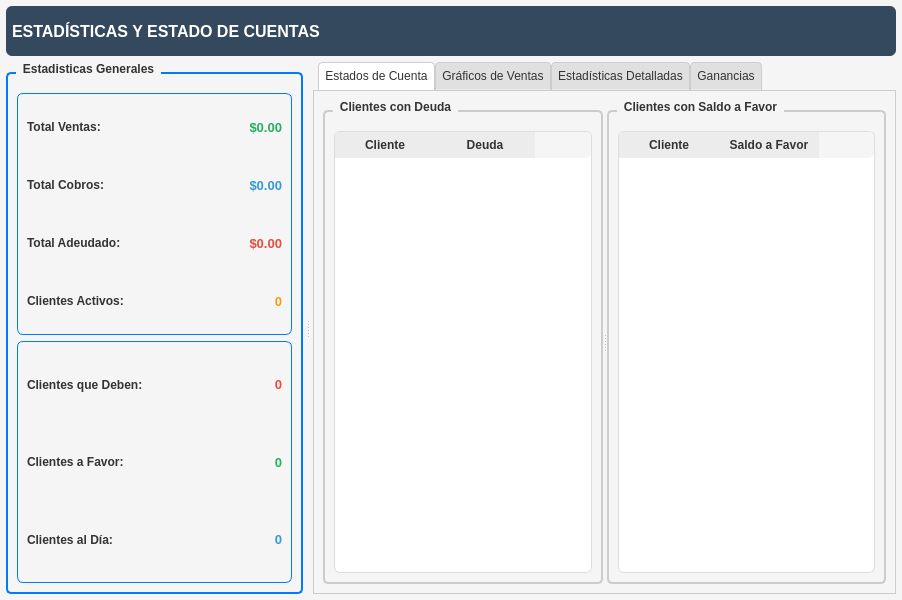
Julian2455/beatmat, file resources/ui/reportes_tab.ui: the form before one commit.
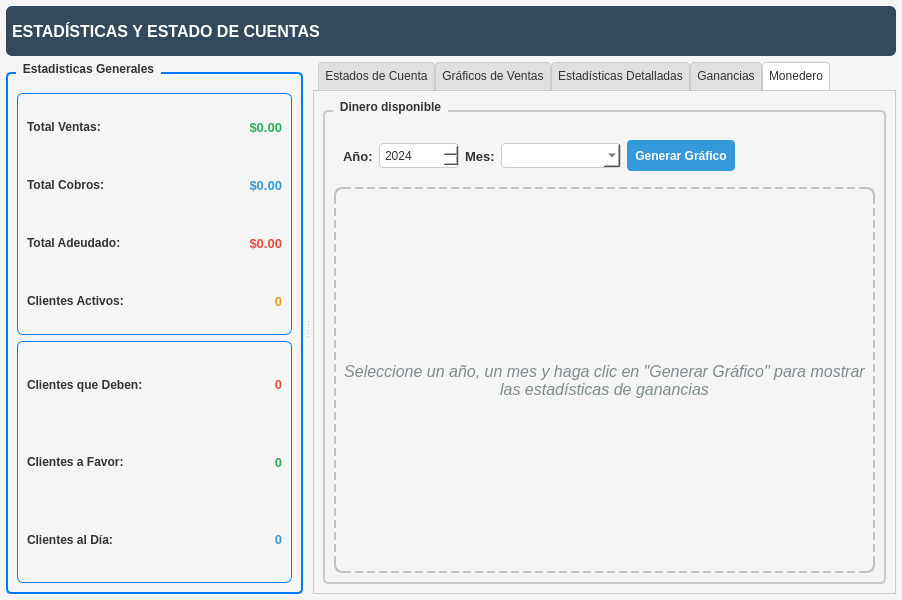
The form after the commit. The open tabs and pages were chosen to show the change.

Commit message: medios de pago, grafico y correccion de errores

```diff
--- a/resources/ui/reportes_tab.ui
+++ b/resources/ui/reportes_tab.ui
@@ -1025,6 +1025,178 @@
            </item>
           </layout>
          </widget>
+         <widget class="QWidget" name="tabMonedero">
+          <attribute name="title">
+           <string>Monedero</string>
+          </attribute>
+          <layout class="QVBoxLayout" name="verticalLayout_monedero">
+           <item>
+            <widget class="QGroupBox" name="groupBoxGraficoMonedero">
+             <property name="title">
+              <string>Dinero disponible</string>
+             </property>
+             <layout class="QVBoxLayout" name="verticalLayout_grafico_monedero">
+              <item>
+               <widget class="QWidget" name="widgetControlMonedero" native="true">
+                <property name="maximumSize">
+                 <size>
+                  <width>16777215</width>
+                  <height>50</height>
+                 </size>
+                </property>
+                <layout class="QHBoxLayout" name="horizontalLayout_control_monedero">
+                 <item>
+                  <widget class="QLabel" name="labelAñoMonedero">
+                   <property name="font">
+                    <font>
+                     <pointsize>10</pointsize>
+                     <bold>true</bold>
+                    </font>
+                   </property>
+                   <property name="text">
+                    <string>Año:</string>
+                   </property>
+                  </widget>
+                 </item>
+                 <item>
+                  <widget class="QSpinBox" name="spinBoxAñoMonedero">
+                   <property name="minimumSize">
+                    <size>
+                     <width>80</width>
+                     <height>25</height>
+                    </size>
+                   </property>
+                   <property name="minimum">
+                    <number>2020</number>
+                   </property>
+                   <property name="maximum">
+                    <number>2050</number>
+                   </property>
+                   <property name="value">
+                    <number>2024</number>
+                   </property>
+                  </widget>
+                 </item>
+                 <item>
+                  <widget class="QLabel" name="labelMesMonedero">
+                   <property name="font">
+                    <font>
+                     <pointsize>10</pointsize>
+                     <bold>true</bold>
+                    </font>
+                   </property>
+                   <property name="text">
+                    <string>Mes:</string>
+                   </property>
+                  </widget>
+                 </item>
+                 <item>
+                  <widget class="QComboBox" name="comboBoxMesMonedero">
+                   <property name="minimumSize">
+                    <size>
+                     <width>120</width>
+                     <height>25</height>
+                    </size>
+                   </property>
+                  </widget>
+                 </item>
+                 <item>
+                  <widget class="QPushButton" name="btnCargarMonedero">
+                   <property name="minimumSize">
+                    <size>
+                     <width>100</width>
+                     <height>31</height>
+                    </size>
+                   </property>
+                   <property name="font">
+                    <font>
+                     <bold>true</bold>
+                    </font>
+                   </property>
+                   <property name="text">
+                    <string>Generar Gráfico</string>
+                   </property>
+                  </widget>
+                 </item>
+                 <item>
+                  <spacer name="horizontalSpacer_monedero">
+                   <property name="orientation">
+                    <enum>Qt::Horizontal</enum>
+                   </property>
+                   <property name="sizeHint" stdset="0">
+                    <size>
+                     <width>40</width>
+                     <height>20</height>
+                    </size>
+                   </property>
+                  </spacer>
+                 </item>
+                </layout>
+               </widget>
+              </item>
+              <item>
+               <widget class="QFrame" name="frameGraficoMonedero">
+                <property name="minimumSize">
+                 <size>
+                  <width>0</width>
+                  <height>300</height>
+                 </size>
+                </property>
+                <property name="frameShape">
+                 <enum>QFrame::StyledPanel</enum>
+                </property>
+                <property name="frameShadow">
+                 <enum>QFrame::Raised</enum>
+                </property>
+                <layout class="QVBoxLayout" name="verticalLayout_frame_grafico_monedero">
+                 <property name="spacing">
+                  <number>0</number>
+                 </property>
+                 <property name="leftMargin">
+                  <number>0</number>
+                 </property>
+                 <property name="topMargin">
+                  <number>0</number>
+                 </property>
+                 <property name="rightMargin">
+                  <number>0</number>
+                 </property>
+                 <property name="bottomMargin">
+                  <number>0</number>
+                 </property>
+                 <item>
+                  <widget class="QLabel" name="labelGraficoMonederoPlaceholder">
+                   <property name="font">
+                    <font>
+                     <pointsize>12</pointsize>
+                     <italic>true</italic>
+                    </font>
+                   </property>
+                   <property name="styleSheet">
+                    <string notr="true">color: #7f8c8d; border: 2px dashed #bdc3c7; border-radius: 8px;</string>
+                   </property>
+                   <property name="text">
+                    <string>Seleccione un año, un mes y haga clic en &quot;Generar Gráfico&quot; para mostrar las estadísticas de ganancias</string>
+                   </property>
+                   <property name="alignment">
+                    <set>Qt::AlignCenter</set>
+                   </property>
+                   <property name="wordWrap">
+                    <bool>true</bool>
+                   </property>
+                   <property name="margin">
+                    <number>20</number>
+                   </property>
+                  </widget>
+                 </item>
+                </layout>
+               </widget>
+              </item>
+             </layout>
+            </widget>
+           </item>
+          </layout>
+         </widget>
         </widget>
        </item>
       </layout>
```
The commit also changes 16 other files.
